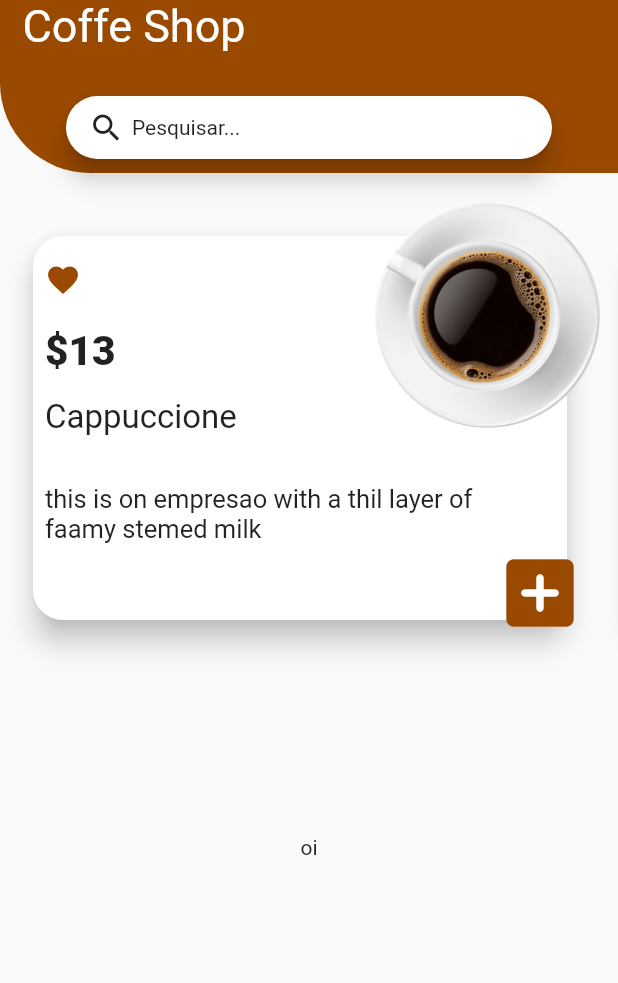
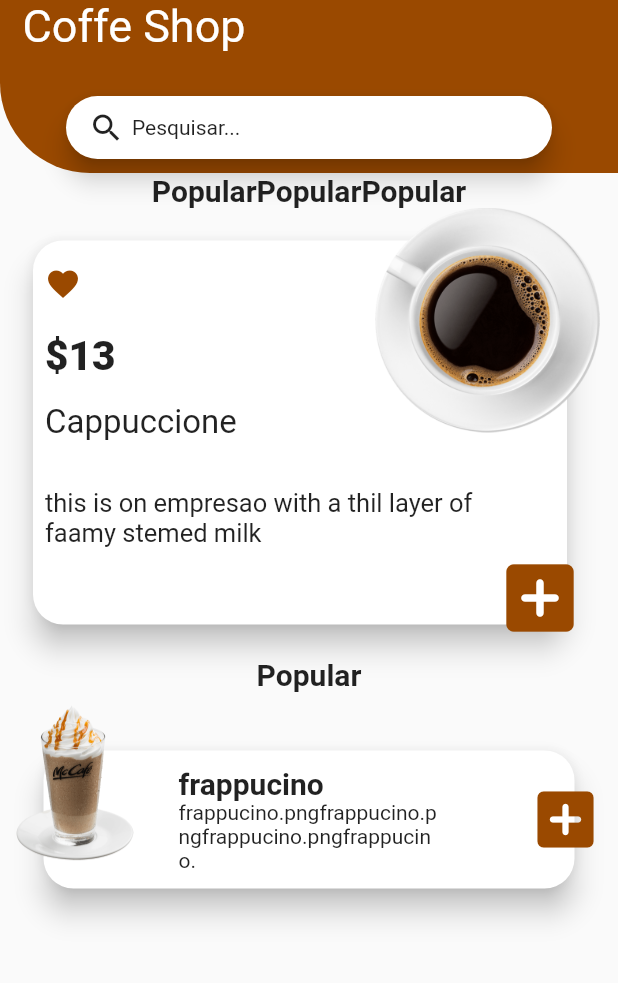
Before and after one commit to eliezerantonio/coffee, a Flutter app: the HomeScreen screen opened directly, on a phone screen of 412 x 824 dp, the part 84-1067 px from its top. Run offline on Flutter 3.47's test engine with Material 2 defaults, Android fonts, the phone set to English and light mode, and no system bars.

Commit message:
acerto home

```diff
--- a/lib/screens/first_screen.dart
+++ b/lib/screens/first_screen.dart
@@ -2,7 +2,7 @@ import 'dart:math';
 import 'dart:ui';
 
 import 'package:coffee/models/custom_path.dart';
-import 'package:coffee/widgets/logo.dart';
+import 'package:coffee/widgets/logo_widget.dart';
 import 'package:flutter/material.dart';
 
 import 'home_screen.dart';
@@ -16,7 +16,7 @@ class FirstScreen extends StatelessWidget {
       appBar: AppBar(
         elevation: 0,
         backgroundColor: Color.fromRGBO(154, 73, 0, 1),
-        title: Logo(
+        title: LogoWidget(
           logo: "white",
         ),
         centerTitle: true,
--- a/lib/screens/home_screen.dart
+++ b/lib/screens/home_screen.dart
@@ -1,7 +1,9 @@
 import 'dart:ui';
 
 import 'package:coffee/widgets/card_primary.dart';
-import 'package:coffee/widgets/logo.dart';
+import 'package:coffee/widgets/card_secundary.dart';
+import 'package:coffee/widgets/logo_widget.dart';
+import 'package:coffee/widgets/search_widget.dart';
 import 'package:flutter/material.dart';
 
 class HomeScreen extends StatelessWidget {
@@ -13,87 +15,43 @@ class HomeScreen extends StatelessWidget {
       appBar: AppBar(
         elevation: 0,
         backgroundColor: Color.fromRGBO(154, 73, 0, 1),
-        title: Logo(logo: "white"),
+        title: LogoWidget(logo: "white"),
         centerTitle: true,
       ),
       body: Column(
         children: [
-          Stack(
-            children: [
-              Container(
-                height: MediaQuery.of(context).size.height * 0.14,
-                decoration: BoxDecoration(
-                  color: Color.fromRGBO(154, 73, 0, 1),
-                  borderRadius: BorderRadius.only(
-                    bottomLeft: Radius.circular(60),
-                  ),
-                ),
-              ),
-              Align(
-                alignment: Alignment.topCenter,
-                child: Column(
+          SearchWidget(),
+          Expanded(
+            child: ListView(
+              children: [
+                Row(
+                  mainAxisAlignment: MainAxisAlignment.center,
                   children: [
-                    Padding(
-                      padding: const EdgeInsets.only(left: 15),
-                      child: Align(
-                        alignment: Alignment.topLeft,
-                        child: Text(
-                          "Coffe Shop",
-                          style: TextStyle(fontSize: 30, color: Colors.white),
-                        ),
-                      ),
-                    ),
-                    SizedBox(
-                      height: 25,
-                    ),
-                    Container(
-                      height: 50,
-                      decoration: BoxDecoration(
-                          borderRadius: BorderRadius.circular(40)),
-                      padding: EdgeInsets.symmetric(horizontal: 40),
-                      child: Card(
-                        elevation: 7.0,
-                        shape: RoundedRectangleBorder(
-                            borderRadius: BorderRadius.circular(30)),
-                        child: Row(
-                          children: [
-                            SizedBox(
-                              width: 15,
-                            ),
-                            Icon(Icons.search),
-                            SizedBox(
-                              width: 5,
-                            ),
-                            Text("Pesquisar..."),
-                          ],
-                        ),
-                      ),
-                    ),
+                    Text("Popular",
+                        style: TextStyle(
+                            fontSize: 20, fontWeight: FontWeight.bold)),
+                    Text("Popular",
+                        style: TextStyle(
+                            fontSize: 20, fontWeight: FontWeight.bold)),
+                    Text("Popular",
+                        style: TextStyle(
+                            fontSize: 20, fontWeight: FontWeight.bold))
                   ],
                 ),
-              )
-            ],
-          ),
-          SizedBox(
-            height: 20,
-          ),
-          Expanded(
-            flex: 2,
-            child: ListView(
-              scrollDirection: Axis.horizontal,
-              children: [
                 CardPrimary(),
-                CardPrimary(),
-                CardPrimary(),
-                CardPrimary(),
-                CardPrimary(),
-                CardPrimary(),
+                Expanded(
+                  child: Column(
+                    children: [
+                      Text("Popular",
+                          style: TextStyle(
+                              fontSize: 20, fontWeight: FontWeight.bold)),
+                      CardSecunday(),
+                    ],
+                  ),
+                )
               ],
             ),
           ),
-          Expanded(
-            child: Text("oi"),
-          )
         ],
       ),
     );
--- /dev/null
+++ b/lib/widgets/card_secundary.dart
@@ -0,0 +1,75 @@
+import 'package:flutter/material.dart';
+
+class CardSecunday extends StatelessWidget {
+  const CardSecunday({Key key}) : super(key: key);
+
+  @override
+  Widget build(BuildContext context) {
+    return Container(
+      height: 170,
+      child: Stack(
+        children: [
+          Align(
+            alignment: Alignment.center,
+            child: Container(
+              height: 100,
+              margin: EdgeInsets.symmetric(horizontal: 25),
+              child: Card(
+                elevation: 8,
+                shape: RoundedRectangleBorder(
+                  borderRadius: BorderRadius.circular(20),
+                ),
+                child: Container(
+                  padding: EdgeInsets.symmetric(horizontal: 90),
+                  child: Column(
+                    mainAxisAlignment: MainAxisAlignment.center,
+                    crossAxisAlignment: CrossAxisAlignment.start,
+                    children: [
+                      Text(
+                        "frappucino",
+                        style: TextStyle(
+                            fontSize: 20, fontWeight: FontWeight.bold),
+                        textAlign: TextAlign.start,
+                      ),
+                      Text(
+                        "frappucino.pngfrappucino.pngfrappucino.pngfrappucino.",
+                        style: TextStyle(fontSize: 14),
+                      ),
+                    ],
+                  ),
+                ),
+              ),
+            ),
+          ),
+          Align(
+            alignment: Alignment.topLeft,
+            child: Container(
+              child: Image.asset(
+                "images/frappucino.png",
+                width: 100,
+              ),
+            ),
+          ),
+          Container(
+            child: Align(
+              alignment: Alignment.centerRight,
+              child: Container(
+                margin: EdgeInsets.only(right: 10),
+                child: Icon(
+                  Icons.add_box_rounded,
+                  size: 50,
+                  color: Color.fromRGBO(
+                    154,
+                    73,
+                    0,
+                    1,
+                  ),
+                ),
+              ),
+            ),
+          ),
+        ],
+      ),
+    );
+  }
+}
--- a/lib/widgets/logo.dart
+++ b/lib/widgets/logo_widget.dart
@@ -1,7 +1,7 @@
 import 'package:flutter/material.dart';
 
-class Logo extends StatelessWidget {
-  const Logo({Key key,@required this.logo}) : super(key: key);
+class LogoWidget extends StatelessWidget {
+  const LogoWidget({Key key, @required this.logo}) : super(key: key);
   final logo;
   @override
   Widget build(BuildContext context) {
--- /dev/null
+++ b/lib/widgets/search_widget.dart
@@ -0,0 +1,67 @@
+import 'package:flutter/material.dart';
+
+class SearchWidget extends StatelessWidget {
+  const SearchWidget({Key key}) : super(key: key);
+
+  @override
+  Widget build(BuildContext context) {
+    return Container(
+      child: Stack(
+        children: [
+          Container(
+            height: MediaQuery.of(context).size.height * 0.14,
+            decoration: BoxDecoration(
+              color: Color.fromRGBO(154, 73, 0, 1),
+              borderRadius: BorderRadius.only(
+                bottomLeft: Radius.circular(60),
+              ),
+            ),
+          ),
+          Align(
+            alignment: Alignment.topCenter,
+            child: Column(
+              children: [
+                Padding(
+                  padding: const EdgeInsets.only(left: 15),
+                  child: Align(
+                    alignment: Alignment.topLeft,
+                    child: Text(
+                      "Coffe Shop",
+                      style: TextStyle(fontSize: 30, color: Colors.white),
+                    ),
+                  ),
+                ),
+                SizedBox(
+                  height: 25,
+                ),
+                Container(
+                  height: 50,
+                  decoration:
+                      BoxDecoration(borderRadius: BorderRadius.circular(40)),
+                  padding: EdgeInsets.symmetric(horizontal: 40),
+                  child: Card(
+                    elevation: 7.0,
+                    shape: RoundedRectangleBorder(
+                        borderRadius: BorderRadius.circular(30)),
+                    child: Row(
+                      children: [
+                        SizedBox(
+                          width: 15,
+                        ),
+                        Icon(Icons.search),
+                        SizedBox(
+                          width: 5,
+                        ),
+                        Text("Pesquisar..."),
+                      ],
+                    ),
+                  ),
+                ),
+              ],
+            ),
+          )
+        ],
+      ),
+    );
+  }
+}
```
Also changed, not shown: images/frappucino.png (added).
